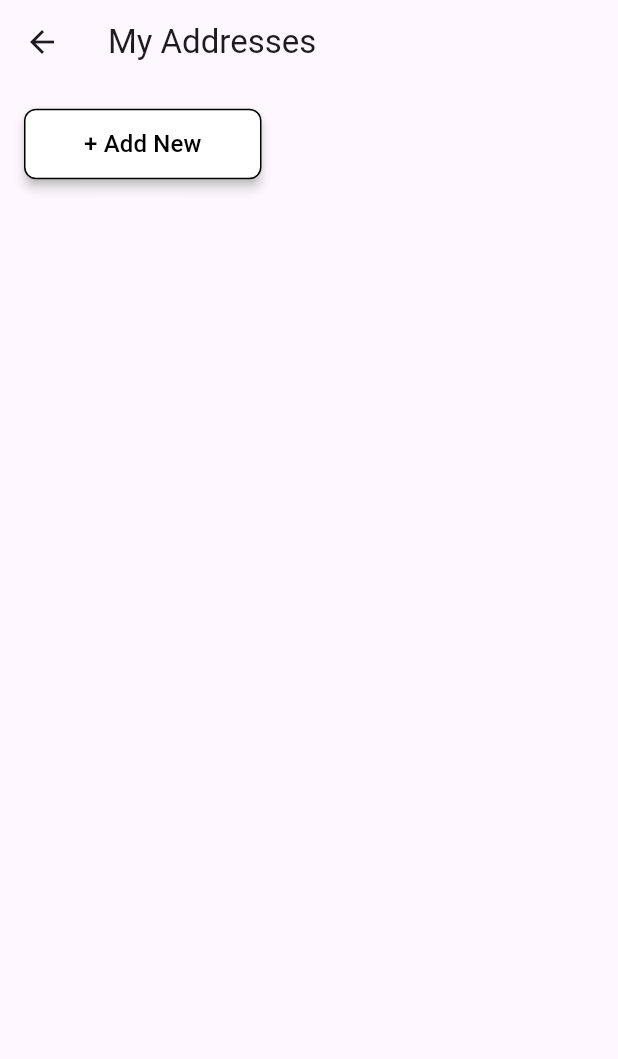
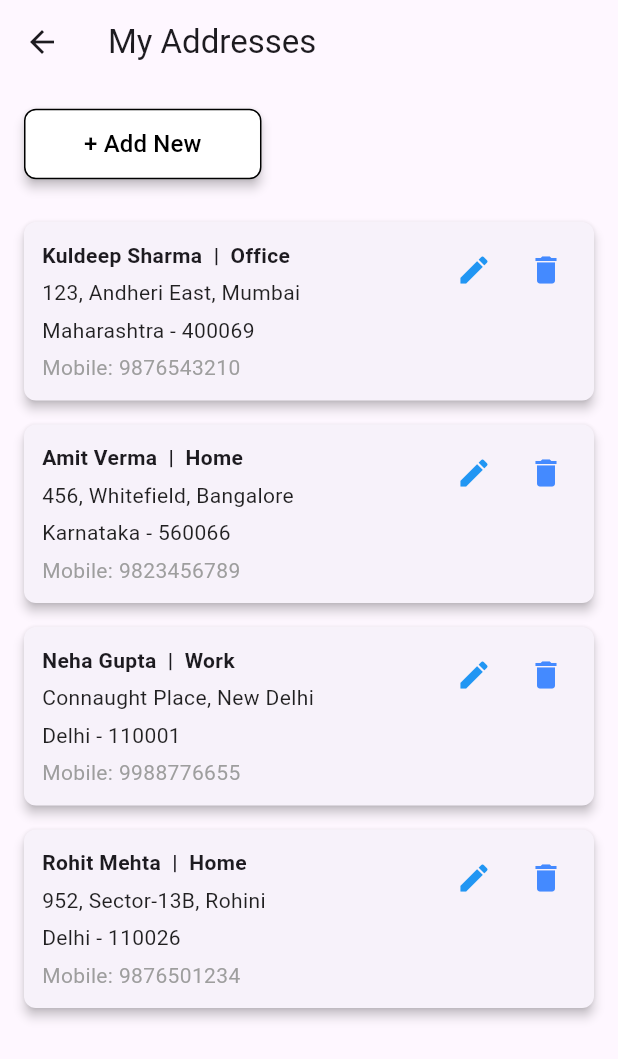
Before and after one commit to greyhathacker63/fonofy_customer, a Flutter app: the ManageAddressScreen screen opened directly, on a phone screen of 412 x 824 dp. Shown: the top 1059 px of the screen. Run offline on Flutter 3.47's test engine with Material 3 defaults, Android fonts, the phone set to English and light mode, and no system bars; our stand-ins replace carousel_slider, get, smooth_page_indicator.

Commit message:
AddNewAddress

```diff
--- a/lib/Manage Address/ManageAddressScreen.dart
+++ b/lib/Manage Address/ManageAddressScreen.dart
@@ -1,9 +1,44 @@
 import 'package:flutter/material.dart';
+import 'package:get/get.dart';
 import 'package:fonofy/Manage%20Address/AddNewAddressScreen.dart';
-import 'package:get/get.dart';
 
 class ManageAddressScreen extends StatelessWidget {
-  const ManageAddressScreen({super.key});
+  ManageAddressScreen({super.key});
+
+  final List<Map<String, String>> addresses = [
+    {
+      "name": "Kuldeep Sharma",
+      "workType": "Office",
+      "address": "123, Andheri East, Mumbai",
+      "state": "Maharashtra",
+      "pincode": "400069",
+      "mobile": "9876543210"
+    },
+    {
+      "name": "Amit Verma",
+      "workType": "Home",
+      "address": "456, Whitefield, Bangalore",
+      "state": "Karnataka",
+      "pincode": "560066",
+      "mobile": "9823456789"
+    },
+    {
+      "name": "Neha Gupta",
+      "workType": "Work",
+      "address": "Connaught Place, New Delhi",
+      "state": "Delhi",
+      "pincode": "110001",
+      "mobile": "9988776655"
+    },
+    {
+      "name": "Rohit Mehta",
+      "workType": "Home",
+      "address": "952, Sector-13B, Rohini",
+      "state": "Delhi",
+      "pincode": "110026",
+      "mobile": "9876501234"
+    },
+  ];
 
   @override
   Widget build(BuildContext context) {
@@ -25,7 +60,6 @@ class ManageAddressScreen extends StatelessWidget {
             ElevatedButton(
               onPressed: () {
                 Get.to(() => AddNewAddressScreen());
-
               },
               style: ElevatedButton.styleFrom(
                 backgroundColor: Colors.white,
@@ -43,7 +77,82 @@ class ManageAddressScreen extends StatelessWidget {
                 ),
               ),
             ),
-            // Address List (If available, display addresses here)
+            const SizedBox(height: 20),
+
+            Expanded(
+              child: ListView.builder(
+                itemCount: addresses.length,
+                itemBuilder: (context, index) {
+                  final address = addresses[index];
+
+                  return Card(
+                    shape: RoundedRectangleBorder(
+                      borderRadius: BorderRadius.circular(8),
+                    ),
+                    elevation: 3,
+                    margin: const EdgeInsets.symmetric(vertical: 8),
+                    child: Stack(
+                      children: [
+                        Padding(
+                          padding: const EdgeInsets.all(12.0),
+                          child: Column(
+                            crossAxisAlignment: CrossAxisAlignment.start,
+                            children: [
+                              Text(
+                                "${address['name']}  |  ${address['workType']}",
+                                style: const TextStyle(
+                                    fontSize: 14,
+                                    fontWeight: FontWeight.bold),
+                              ),
+                              const SizedBox(height: 5),
+                              Text(
+                                address['address']!,
+                                style: const TextStyle(
+                                    fontSize: 14, color: Colors.black87),
+                              ),
+                              const SizedBox(height: 5),
+                              Text(
+                                "${address['state']} - ${address['pincode']}",
+                                style: const TextStyle(
+                                    fontSize: 14, color: Colors.black87),
+                              ),
+                              const SizedBox(height: 5),
+                              Text(
+                                "Mobile: ${address['mobile']}",
+                                style: const TextStyle(
+                                    fontSize: 14, color: Colors.grey),
+                              ),
+                            ],
+                          ),
+                        ),
+
+                        // Icons in Top-Right Corner
+                        Positioned(
+                          top: 8,
+                          right: 8,
+                          child: Row(
+                            children: [
+                              IconButton(
+                                icon: const Icon(Icons.edit, color: Colors.blue),
+                                onPressed: () {
+                                  print("Edit Address ${address['city']}");
+                                },
+                              ),
+                              IconButton(
+                                icon: const Icon(Icons.delete, color: Colors.blueAccent),
+                                onPressed: () {
+                                  print("Delete Address ${address['city']}");
+                                },
+                              ),
+                            ],
+                          ),
+                        ),
+                      ],
+                    ),
+                  );
+                },
+              ),
+            ),
           ],
         ),
       ),
--- a/lib/main.dart
+++ b/lib/main.dart
@@ -18,7 +18,7 @@ class MyApp extends StatelessWidget {
       theme: ThemeData(
         useMaterial3: true,
       ),
-      home: LoginScreen(),
+      home: MainScreen(),
     );
   }
 }
```
Also changed, not shown: lib/AccountsScreen.dart (+40 -13 lines), lib/screens.dart (+20 -36 lines).
